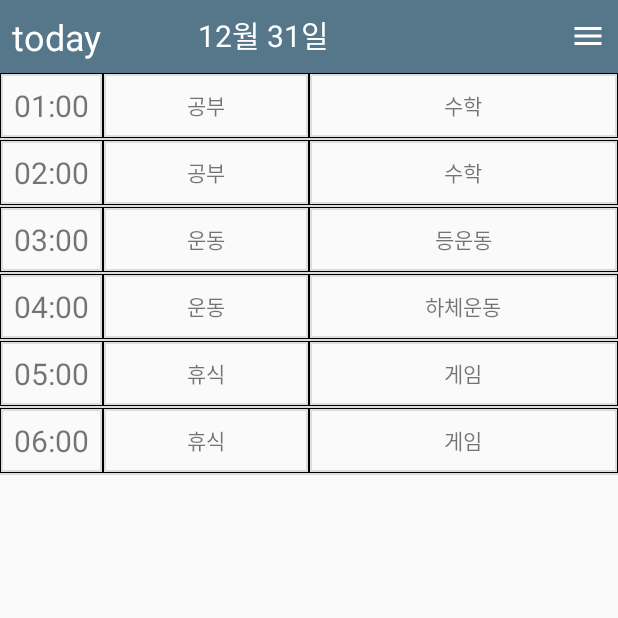
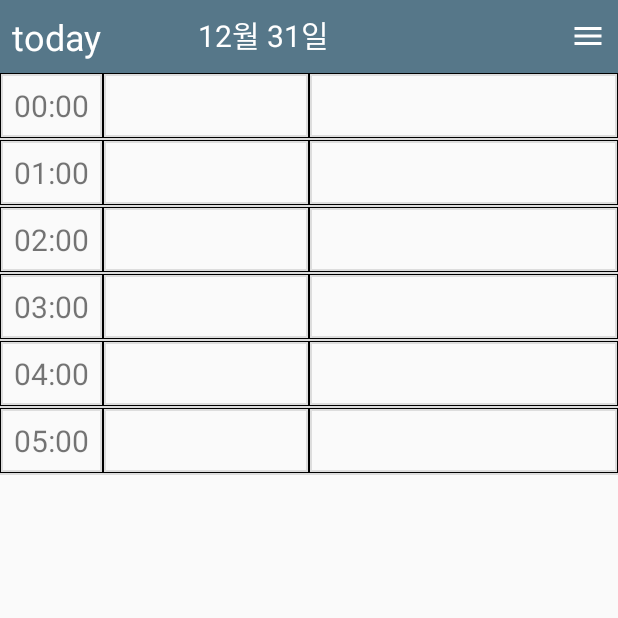
Before and after one commit to godsangin/MyDay, an Android app: the EventActivity screen opened directly, with no data from a screen before it, on a phone screen of 412 x 824 dp, the top half of it. Run offline under Robolectric (Android 15) with nearby library versions, the phone set to English and light mode, and no system bars.

Commit message:
EventActivity modified

```diff
--- a/app/src/main/java/com/msproject/myhome/mydays/Event.java
+++ b/app/src/main/java/com/msproject/myhome/mydays/Event.java
@@ -9,6 +9,10 @@ public class Event {
         this.eventNo = eventNo;
         this.categoryName = categoryName;
         this.eventContent = eventContent;
+    }
+
+    public  Event (int eventNo){
+        this.eventNo = eventNo;
     }
 
 
--- a/app/src/main/java/com/msproject/myhome/mydays/EventActivity.java
+++ b/app/src/main/java/com/msproject/myhome/mydays/EventActivity.java
@@ -22,123 +22,33 @@ public class EventActivity extends AppCompatActivity {
     CategoryGridAdapter categoryGridAdapter;
     String date;
     String content= "";
+    int quarterNo;
     MydaysDBHelper myDaysDB = new MydaysDBHelper(this,"MyDays.db",null,1);
     CategoryDBHelper categoryDB = new CategoryDBHelper(this,"CATEGORY.db",null,1);
-//    private SQLiteDatabase init_database(){
-//        SQLiteDatabase DB = null;
-//
-//        File file = new File(getFilesDir(),"MyDays.db");
-//
-//        try {
-//            DB = SQLiteDatabase.openOrCreateDatabase(file, null);
-//        }catch(SQLiteException e){
-//            e.printStackTrace();
-//        }
-//        if(DB!=null){
-//            String createTableCategory = "create TABLE IF NOT EXISTS category("+
-//                    "'categoryName'" + " TEXT,"+
-//                    "'color'" + " TEXT," +
-//                    "PRIMARY KEY('categoryName'));";//#은 자바에서 처리
-//            String createTableMyDays = "create table IF NOT EXISTS MyDays(" +
-//                    "'date'" + " TEXT NOT NULL," +
-//                    "'eventNo'"+" INTEGER NOT NULL," +
-//                    "'categoryName'"+ " TEXT,"+
-//                    "'eventContent'"+ " TEXT," +
-//                    "PRIMARY KEY('date','eventNo'));";
-//
-//            DB.execSQL(createTableCategory);
-//            DB.execSQL(createTableMyDays);
-//        }else {
-//            System.out.println("데이터베이스가 존재하지 않습니다");
-//        }
-//        return DB;
-//    }
-//    //Cursor 해결
-//    private void setTable(SQLiteDatabase DB,String date,int quarterNo){
-//        TextView eventTime0 = findViewById(R.id.eventTime0);
-//        TextView eventTime1 = findViewById(R.id.eventTime1);
-//        TextView eventTime2 = findViewById(R.id.eventTime2);
-//        TextView eventTime3 = findViewById(R.id.eventTime3);
-//        TextView eventTime4 = findViewById(R.id.eventTime4);
-//        TextView eventTime5 = findViewById(R.id.eventTime5);
-//
-//        int startEventNo = -1;
-//        int EndEventNo = -1;
-//
-//        //4분할중 선택된 quarter 구분
-//        switch (quarterNo){
-//            case 1:
-//                eventTime0.setText("00:00 ~ 01:00");
-//                eventTime1.setText("01:00 ~ 02:00");
-//                eventTime2.setText("02:00 ~ 03:00");
-//                eventTime3.setText("03:00 ~ 04:00");
-//                eventTime4.setText("04:00 ~ 05:00");
-//                eventTime5.setText("05:00 ~ 06:00");
-//                startEventNo = 0;
-//                EndEventNo = 5;
-//                break;
-//            case 2:
-//                eventTime0.setText("06:00 ~ 07:00");
-//                eventTime1.setText("07:00 ~ 08:00");
-//                eventTime2.setText("08:00 ~ 09:00");
-//                eventTime3.setText("09:00 ~ 10:00");
-//                eventTime4.setText("10:00 ~ 11:00");
-//                eventTime5.setText("11:00 ~ 12:00");
-//                startEventNo = 6;
-//                EndEventNo = 11;
-//                break;
-//            case 3:
-//                eventTime0.setText("12:00 ~ 13:00");
-//                eventTime1.setText("13:00 ~ 14:00");
-//                eventTime2.setText("14:00 ~ 15:00");
-//                eventTime3.setText("15:00 ~ 16:00");
-//                eventTime4.setText("16:00 ~ 17:00");
-//                eventTime5.setText("17:00 ~ 18:00");
-//                startEventNo = 12;
-//                EndEventNo = 17;
-//                break;
-//            case 4:
-//                eventTime0.setText("18:00 ~ 19:00");
-//                eventTime1.setText("19:00 ~ 20:00");
-//                eventTime2.setText("20:00 ~ 21:00");
-//                eventTime3.setText("21:00 ~ 22:00");
-//                eventTime4.setText("22:00 ~ 23:00");
-//                eventTime5.setText("23:00 ~ 24:00");
-//                startEventNo = 18;
-//                EndEventNo = 23;
-//                break;
-//
-//        }
-//        String sqlSelect = "select * from MyDays where date="+'"'+date+'"'+" and eventNo between "+ startEventNo+ " and "+EndEventNo;
-//        Cursor cursor = DB.rawQuery(sqlSelect,null);
-//
-//
-//
-//    }
-//
     @Override
     protected void onCreate(Bundle savedInstanceState) {
         super.onCreate(savedInstanceState);
         setContentView(R.layout.activity_event);
-//        SQLiteDatabase DB = init_database();
-
         Intent MainIntent = getIntent();
         date = MainIntent.getStringExtra("date");
-        int quarterNo = MainIntent.getIntExtra("quarterNo",-1);
+//        quarterNo = MainIntent.getIntExtra("quarterNo",-1);
+        quarterNo=0;
         eventListView = findViewById(R.id.event_listview);
         gridView  = findViewById(R.id.category_gridview);
 
 
         ArrayList<Event> events = new ArrayList<>();
+        ArrayList<Event> DBEvents = myDaysDB.getEvents(date,quarterNo);
         ArrayList<Category> categories = categoryDB.getResult();
-        events.add(new Event(1, "공부", "수학"));
-        events.add(new Event(2, "공부", "수학"));
-        events.add(new Event(3, "운동", "등운동"));
-        events.add(new Event(4, "운동", "하체운동"));
-        events.add(new Event(5, "휴식", "게임"));
-        events.add(new Event(6, "휴식", "게임"));
-//        events.add(new Event("07:00", "휴식", "잠"));
-//        events.add(new Event("08:00", "휴식", "잠"));
+
+        for(int i = 0; i < 6; i++){
+            events.add(new Event(quarterNo+i,"",""));
+        }
+
+        for(int j=0; j< DBEvents.size();j++){
+            events.set(DBEvents.get(j).getEventNo(),DBEvents.get(j));
+        }
+
 
 
         eventListAdapter = new EventListAdapter(events, this);
@@ -182,8 +92,10 @@ public class EventActivity extends AppCompatActivity {
                         myDaysDB.insert(date,eventNo,category.getCategoryName(),content);
                         ArrayList<Event> events = myDaysDB.getResult(date);
                         for(int i=0; i < events.size();i++){
-                            Log.d("Event==",events.get(i).getEventContent());
+                            Log.d("Event==",events.get(i).toString());
                         }
+                        eventListAdapter.setItem(eventNo-quarterNo, new Event(eventNo,category.getCategoryName(),content));
+                        eventListAdapter.notifyDataSetChanged();
                     }
                 });
         builder.setNegativeButton("취소",
@@ -196,6 +108,4 @@ public class EventActivity extends AppCompatActivity {
         builder.show();
     }
 
-
-
 }
--- a/app/src/main/java/com/msproject/myhome/mydays/EventListAdapter.java
+++ b/app/src/main/java/com/msproject/myhome/mydays/EventListAdapter.java
@@ -1,6 +1,7 @@
 package com.msproject.myhome.mydays;
 
 import android.content.Context;
+import android.graphics.Color;
 import android.view.LayoutInflater;
 import android.view.View;
 import android.view.ViewGroup;
@@ -12,15 +13,17 @@ import java.util.ArrayList;
 public class EventListAdapter extends BaseAdapter {
     ArrayList<Event> events;
     Context context;
+    CategoryDBHelper dbHelper;
 
     public EventListAdapter(ArrayList<Event> events, Context context){
         this.events = events;
         this.context = context;
+        dbHelper = new CategoryDBHelper(context, "CATEGORY.db", null, 1);
     }
 
     @Override
     public int getCount() {
-        return events.size();
+        return 6;
     }
 
     @Override
@@ -33,6 +36,10 @@ public class EventListAdapter extends BaseAdapter {
         return 0;
     }
 
+    public void setItem(int position, Event event){
+        this.events.set(position, event);
+    }
+
     @Override
     public View getView(int position, View convertView, ViewGroup parent) {
         View view = LayoutInflater.from(parent.getContext()).inflate(R.layout.event_item, parent, false);
@@ -43,6 +50,14 @@ public class EventListAdapter extends BaseAdapter {
         timeTextView.setText("0"+events.get(position).getEventNo()+":00");
         categoryName.setText(events.get(position).getCategoryName());
         eventContent.setText(events.get(position).getEventContent());
+        if(events.get(position).getCategoryName() != ""){
+            String color = dbHelper.getColor(events.get(position).getCategoryName());
+            categoryName.setBackgroundColor(Color.parseColor(color));
+            eventContent.setBackgroundColor(Color.parseColor(color));
+            categoryName.setTextColor(Color.parseColor("#FFFFFF"));
+            eventContent.setTextColor(Color.parseColor("#FFFFFF"));
+        }
+
 
         return view;
     }
--- a/app/src/main/java/com/msproject/myhome/mydays/MydaysDBHelper.java
+++ b/app/src/main/java/com/msproject/myhome/mydays/MydaysDBHelper.java
@@ -61,6 +61,17 @@ public class MydaysDBHelper extends SQLiteOpenHelper {
         return events;
     }
 
+    public ArrayList<Event> getEvents(String date,int startNo){
+        ArrayList<Event> events = new ArrayList<>();
+        SQLiteDatabase db = getReadableDatabase();
+        Cursor cursor = db.rawQuery("SELECT * FROM MyDays where date="+date+" and eventNo Between "+startNo+" and "+(startNo+5),null);
+
+        while (cursor.moveToNext()){
+            events.add(new Event(cursor.getInt(1),cursor.getString(2),cursor.getString(3)));
+        }
+        return events;
+    }
+
     public void clearDB(){
         SQLiteDatabase db =getWritableDatabase();
         db.execSQL("DELETE FROM MyDays");
```
Also changed, not shown: app/src/main/java/com/msproject/myhome/mydays/CategoryDBHelper.java (+11 -0 lines).
